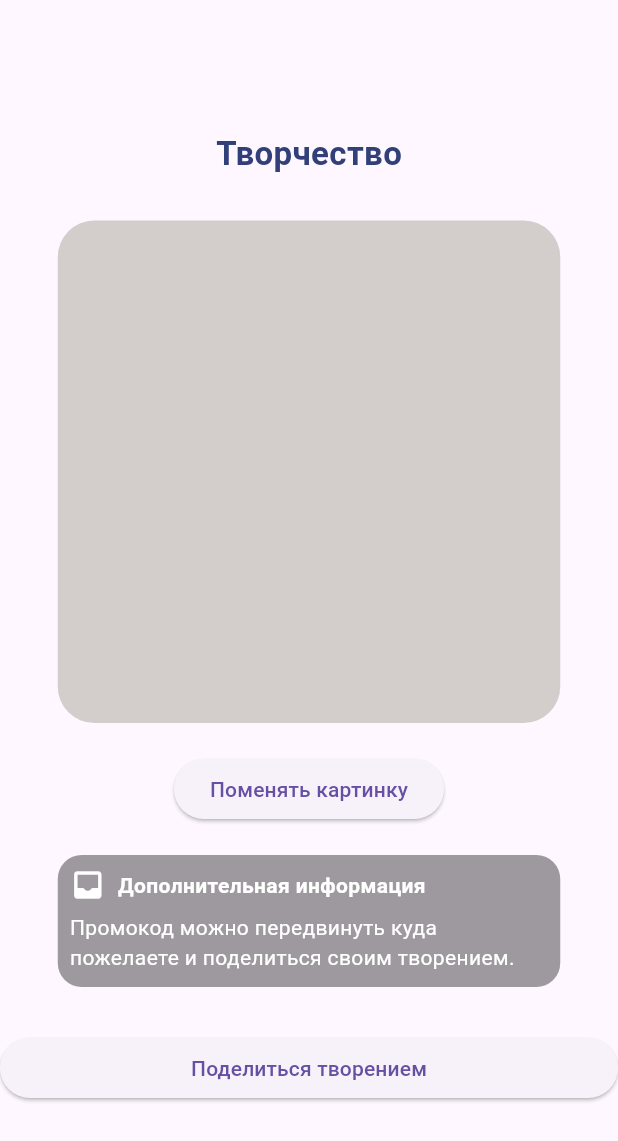
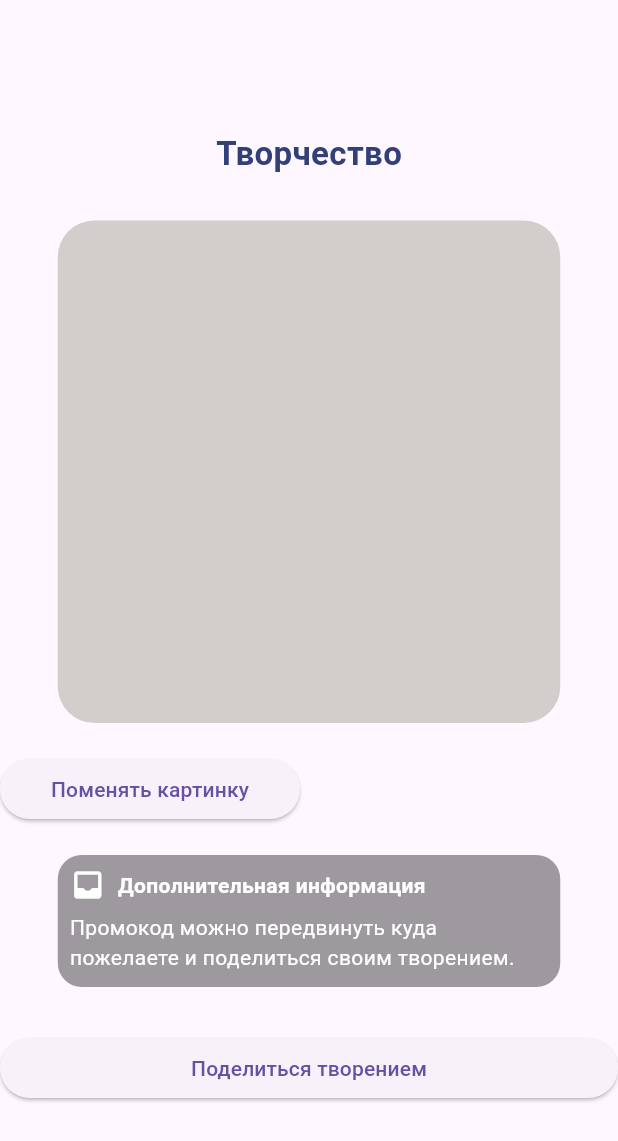
Before and after one commit to ksenia-nesytova/flutter_cars7, a Flutter app: the screen it shows after launch, on a phone screen of 412 x 824 dp. Shown: the top 1141 px of the screen. Run offline on Flutter 3.47's test engine with Material 3 defaults, Android fonts, the phone set to English and light mode, and no system bars.

Commit message:
upd: change photo btn alignment & styles

```diff
--- a/lib/main.dart
+++ b/lib/main.dart
@@ -34,11 +34,24 @@ class MainApp extends StatelessWidget {
                 ),
             ),
               SizedBox(height: 20),
-            ElevatedButton(
+              Row(
+                mainAxisAlignment: MainAxisAlignment.start,
+                children: [
+                  Container(
+                    width: 200, // Specify the width of the button
+                    child: ElevatedButton(
               onPressed: () {
                 print('Change pic');
               },
-              child: Text('Поменять картинку'),
+                      child: Row(
+                        mainAxisAlignment: MainAxisAlignment.center,
+                        children: [
+                          Text('Поменять картинку'),
+                        ],
+                      ),
+                    ),
+                  ),
+                ],
             ),
               SizedBox(height: 20),
             Container(
```
